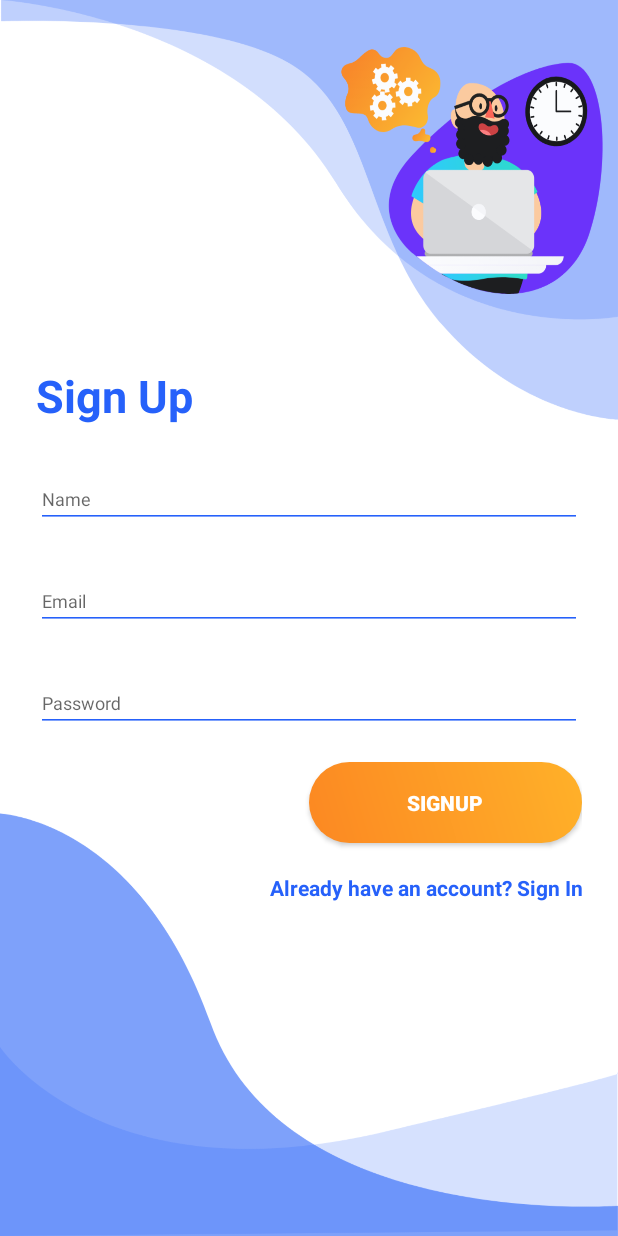
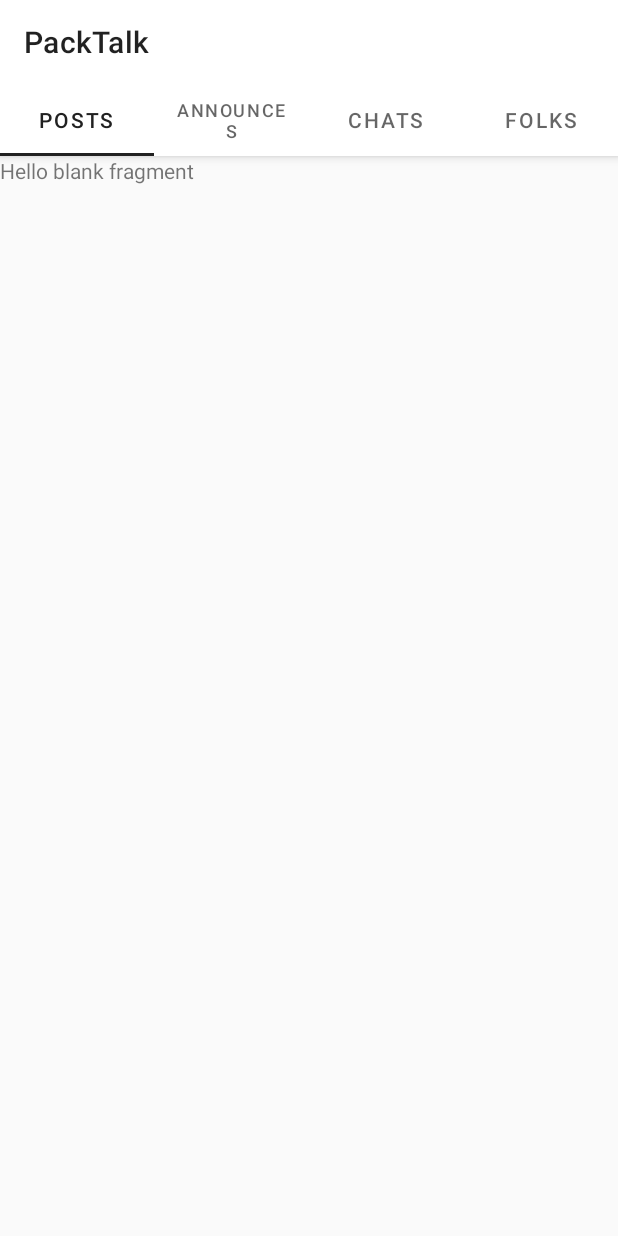
Before and after one commit to ShashankBiplav/PackTalk, an Android app: the HomeActivity screen opened directly, with no data from a screen before it, on a phone screen of 412 x 824 dp. Run offline under Robolectric (Android 15) with nearby library versions, the phone set to English and light mode, and no system bars.

Commit message:
Tab Layout implemented with 4 tabs.

```diff
--- a/app/build.gradle
+++ b/app/build.gradle
@@ -28,6 +28,7 @@
 
     implementation 'androidx.appcompat:appcompat:1.1.0'
     implementation 'androidx.constraintlayout:constraintlayout:1.1.3'
+    implementation 'androidx.legacy:legacy-support-v4:1.0.0'
     testImplementation 'junit:junit:4.12'
     androidTestImplementation 'androidx.test.ext:junit:1.1.1'
     androidTestImplementation 'androidx.test.espresso:espresso-core:3.2.0'
@@ -42,6 +43,7 @@
     implementation 'com.android.support:design:28.0.0'
 
     implementation "com.github.parse-community.Parse-SDK-Android:parse:1.23.1"
-    implementation 'com.github.Shashank02051997:FancyToast-Android:0.1.6'       //custom ToastMessages
+    implementation 'com.github.Shashank02051997:FancyToast-Android:0.1.6'
+    //custom ToastMessages
 
 }
--- a/app/src/main/AndroidManifest.xml
+++ b/app/src/main/AndroidManifest.xml
@@ -13,6 +13,7 @@
         android:theme="@style/AppTheme">
         <activity android:name=".activities.HomeActivity"
             android:screenOrientation="portrait"
+            android:theme="@style/AppTheme.NoActionBar"
             tools:ignore="LockedOrientationActivity"></activity>
         <activity
             android:name=".activities.MainActivity"
--- a/app/src/main/java/com/example/packtalk/activities/HomeActivity.java
+++ b/app/src/main/java/com/example/packtalk/activities/HomeActivity.java
@@ -1,16 +1,37 @@
 package com.example.packtalk.activities;
 
 import androidx.appcompat.app.AppCompatActivity;
+import androidx.appcompat.widget.Toolbar;
+import androidx.viewpager.widget.ViewPager;
 
 import android.os.Bundle;
 
 import com.example.packtalk.R;
+import com.google.android.material.tabs.TabLayout;
 
 public class HomeActivity extends AppCompatActivity {
+
+    private Toolbar toolbar;
+    private ViewPager viewPager;
+    private TabLayout tabLayout;
+    private TabAdapter tabAdapter;
 
     @Override
     protected void onCreate(Bundle savedInstanceState) {
         super.onCreate(savedInstanceState);
-        setContentView(R.layout.activity_signup);
+        setContentView(R.layout.activity_home);
+
+        setTitle("PackTalk");
+
+        toolbar = findViewById(R.id.tabs_Holder_Toolbar);
+        setSupportActionBar(toolbar);
+
+        viewPager = findViewById(R.id.viewPager);
+        tabAdapter = new TabAdapter(getSupportFragmentManager(),0); //check for behaviour later
+        viewPager.setAdapter(tabAdapter);
+
+        tabLayout = findViewById(R.id.tabLayout);
+        tabLayout.setupWithViewPager(viewPager, false);
+
     }
 }
--- /dev/null
+++ b/app/src/main/java/com/example/packtalk/activities/TabAdapter.java
@@ -0,0 +1,63 @@
+package com.example.packtalk.activities;
+
+import androidx.annotation.NonNull;
+import androidx.annotation.Nullable;
+import androidx.fragment.app.Fragment;
+import androidx.fragment.app.FragmentManager;
+import androidx.fragment.app.FragmentPagerAdapter;
+
+import com.example.packtalk.activities.tabs.AnnouncementsTab;
+import com.example.packtalk.activities.tabs.ChatsTab;
+import com.example.packtalk.activities.tabs.FolksTab;
+import com.example.packtalk.activities.tabs.PostsTab;
+
+public class TabAdapter extends FragmentPagerAdapter {
+    public TabAdapter(@NonNull FragmentManager fm, int behavior) {
+        super(fm, behavior);
+    }
+
+    @NonNull
+    @Override
+    public Fragment getItem(int tabPosition) {// This method returns the tab that we are dealing with
+
+        switch (tabPosition){
+            case 0:
+                PostsTab postsTab = new PostsTab();
+                return postsTab;
+                //or we can directly write
+            // return new PostsTab();
+            case 1:
+                AnnouncementsTab announcementsTab = new AnnouncementsTab();
+                return announcementsTab;
+            case 2:
+                ChatsTab chatsTab = new ChatsTab();
+                return  chatsTab;
+            case 3:
+                FolksTab folksTab = new FolksTab();
+                return folksTab;
+        }
+        return null;
+    }
+
+    @Override
+    public int getCount() {
+        return 4; // the amount of tabs is returned here
+    }
+
+    @Nullable
+    @Override
+    public CharSequence getPageTitle(int position) {
+        switch (position){
+            case 0:
+                return "Posts";
+            case 1:
+                return  "Announces";
+            case 2:
+                return "Chats";
+            case 3:
+                return "Folks";
+            default:            //default case is required because the data type is CharSequence
+                return null;
+        }
+    }
+}
--- /dev/null
+++ b/app/src/main/java/com/example/packtalk/activities/tabs/AnnouncementsTab.java
@@ -0,0 +1,29 @@
+package com.example.packtalk.activities.tabs;
+
+import android.os.Bundle;
+
+import androidx.fragment.app.Fragment;
+
+import android.view.LayoutInflater;
+import android.view.View;
+import android.view.ViewGroup;
+
+import com.example.packtalk.R;
+
+/**
+ * A simple {@link Fragment} subclass.
+ */
+public class AnnouncementsTab extends Fragment {
+
+    public AnnouncementsTab() {
+        // Required empty public constructor
+    }
+
+
+    @Override
+    public View onCreateView(LayoutInflater inflater, ViewGroup container,
+                             Bundle savedInstanceState) {
+        // Inflate the layout for this fragment
+        return inflater.inflate(R.layout.fragment_announcements_tab, container, false);
+    }
+}
--- /dev/null
+++ b/app/src/main/java/com/example/packtalk/activities/tabs/PostsTab.java
@@ -0,0 +1,29 @@
+package com.example.packtalk.activities.tabs;
+
+import android.os.Bundle;
+
+import androidx.fragment.app.Fragment;
+
+import android.view.LayoutInflater;
+import android.view.View;
+import android.view.ViewGroup;
+
+import com.example.packtalk.R;
+
+/**
+ * A simple {@link Fragment} subclass.
+ */
+public class PostsTab extends Fragment {
+
+    public PostsTab() {
+        // Required empty public constructor
+    }
+
+
+    @Override
+    public View onCreateView(LayoutInflater inflater, ViewGroup container,
+                             Bundle savedInstanceState) {
+        // Inflate the layout for this fragment
+        return inflater.inflate(R.layout.fragment_posts_tab, container, false);
+    }
+}
--- a/app/src/main/res/layout/activity_home.xml
+++ b/app/src/main/res/layout/activity_home.xml
@@ -1,9 +1,32 @@
 <?xml version="1.0" encoding="utf-8"?>
-<androidx.constraintlayout.widget.ConstraintLayout xmlns:android="http://schemas.android.com/apk/res/android"
+<RelativeLayout xmlns:android="http://schemas.android.com/apk/res/android"
     xmlns:app="http://schemas.android.com/apk/res-auto"
     xmlns:tools="http://schemas.android.com/tools"
     android:layout_width="match_parent"
     android:layout_height="match_parent"
-    tools:context=".activities.HomeActivity">
+    tools:context=".activities.HomeActivity"
+    android:theme="@style/Theme.MaterialComponents.Light.DarkActionBar">
 
-</androidx.constraintlayout.widget.ConstraintLayout>
+    <com.google.android.material.appbar.AppBarLayout
+        android:id="@+id/appBarLayout"
+        android:layout_width="match_parent"
+        android:layout_height="wrap_content">
+
+        <include android:id="@+id/tabs_Holder_Toolbar"
+            layout="@layout/tabs_holder_toolbar"/>
+
+        <com.google.android.material.tabs.TabLayout
+            android:id="@+id/tabLayout"
+            android:layout_width="match_parent"
+            android:layout_height="wrap_content"
+            android:theme="@style/Theme.MaterialComponents.Light.DarkActionBar"/>
+
+    </com.google.android.material.appbar.AppBarLayout>
+
+    <androidx.viewpager.widget.ViewPager
+        android:layout_width="match_parent"
+        android:layout_height="wrap_content"
+        android:id="@+id/viewPager"
+        android:layout_below="@+id/appBarLayout"/>
+
+</RelativeLayout>
--- a/app/src/main/res/layout/activity_login.xml
+++ b/app/src/main/res/layout/activity_login.xml
@@ -3,9 +3,8 @@
     xmlns:android="http://schemas.android.com/apk/res/android"
     android:layout_width="match_parent"
     android:layout_height="match_parent"
+    xmlns:tools="http://schemas.android.com/tools"
     android:onClick="rootLayoutTapped"
-    xmlns:tools="http://schemas.android.com/tools"
-
     android:background="@drawable/login_bk"
     android:focusableInTouchMode="true">
 
--- /dev/null
+++ b/app/src/main/res/layout/fragment_posts_tab.xml
@@ -0,0 +1,14 @@
+<?xml version="1.0" encoding="utf-8"?>
+<FrameLayout xmlns:android="http://schemas.android.com/apk/res/android"
+    xmlns:tools="http://schemas.android.com/tools"
+    android:layout_width="match_parent"
+    android:layout_height="match_parent"
+    tools:context=".activities.tabs.PostsTab">
+
+    <!-- TODO: Update blank fragment layout -->
+    <TextView
+        android:layout_width="match_parent"
+        android:layout_height="match_parent"
+        android:text="@string/hello_blank_fragment" />
+
+</FrameLayout>
--- /dev/null
+++ b/app/src/main/res/layout/tabs_holder_toolbar.xml
@@ -0,0 +1,10 @@
+<?xml version="1.0" encoding="utf-8"?>
+<androidx.appcompat.widget.Toolbar
+    xmlns:android="http://schemas.android.com/apk/res/android"
+    android:layout_width="match_parent"
+    android:layout_height="wrap_content"
+    android:id="@+id/tabs_Holder_Toolbar"
+    android:background="@color/whiteCardColor"
+    android:theme="@style/Theme.MaterialComponents.Light.DarkActionBar">
+
+</androidx.appcompat.widget.Toolbar>
--- a/app/src/main/res/values/strings.xml
+++ b/app/src/main/res/values/strings.xml
@@ -8,4 +8,7 @@
     <string name="login_signup_hint">Don\'t have an account? Sign Up</string>
     <string name="login_name_hint">Name</string>
     <string name="login_mobile_number_hint">Mobile Number</string>
+
+    <!-- TODO: Remove or change this placeholder text -->
+    <string name="hello_blank_fragment">Hello blank fragment</string>
 </resources>
--- a/app/src/main/res/values/styles.xml
+++ b/app/src/main/res/values/styles.xml
@@ -11,6 +11,11 @@
     <style name="SplashScreen" parent="Theme.AppCompat.Light.NoActionBar">
         <item name="android:windowBackground">@drawable/splash_screen</item>
     </style>
+    <style name="AppTheme.NoActionBar">
+        <item name="windowActionBar">false</item>
+        <item name="android:windowNoTitle">true</item>
+    </style>
+<!--    <style name="HomeActivity" parent="Theme.AppCompat.Light.DarkActionBar"/>-->
 
     <!--designs login_bkogin and register-->
     <style name="parent">
--- a/build.gradle
+++ b/build.gradle
@@ -8,7 +8,7 @@
 
     }
     dependencies {
-        classpath 'com.android.tools.build:gradle:3.6.1'
+        classpath 'com.android.tools.build:gradle:3.6.2'
 
 
         // NOTE: Do not place your application dependencies here; they belong
```
Also changed, not shown: app/src/main/java/com/example/packtalk/activities/Login.java (+9 -1 lines), app/src/main/java/com/example/packtalk/activities/SignUp.java (+9 -3 lines), app/src/main/java/com/example/packtalk/activities/tabs/ChatsTab.java (added, +29 -0 lines), app/src/main/java/com/example/packtalk/activities/tabs/FolksTab.java (added, +29 -0 lines), app/src/main/res/layout/fragment_announcements_tab.xml (added, +14 -0 lines), app/src/main/res/layout/fragment_chats_tab.xml (added, +14 -0 lines), app/src/main/res/layout/fragment_folks_tab.xml (added, +14 -0 lines).
